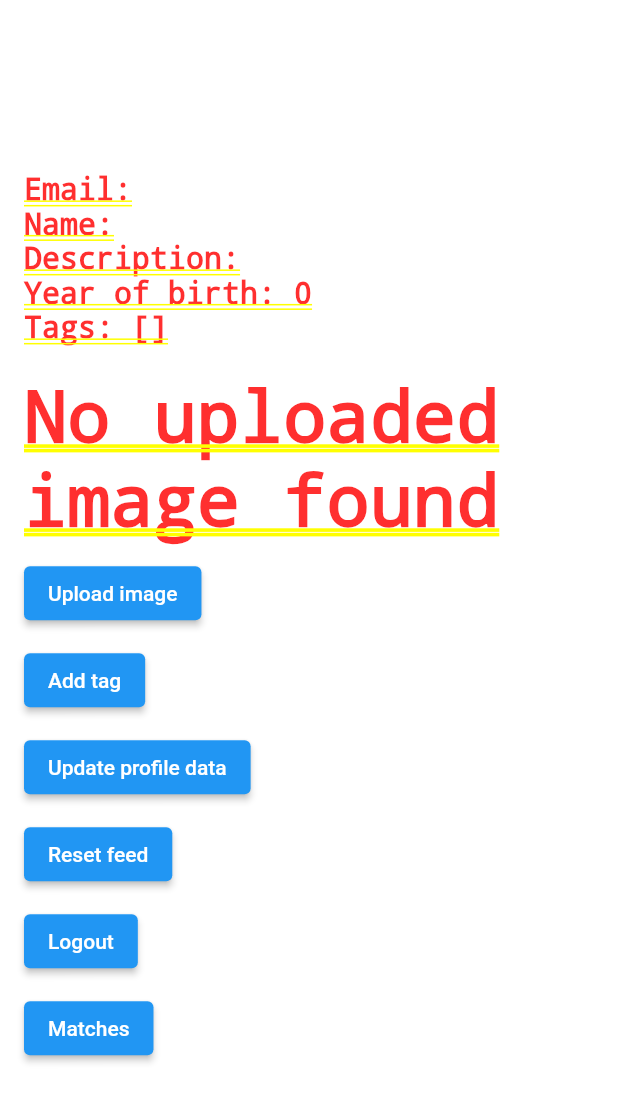
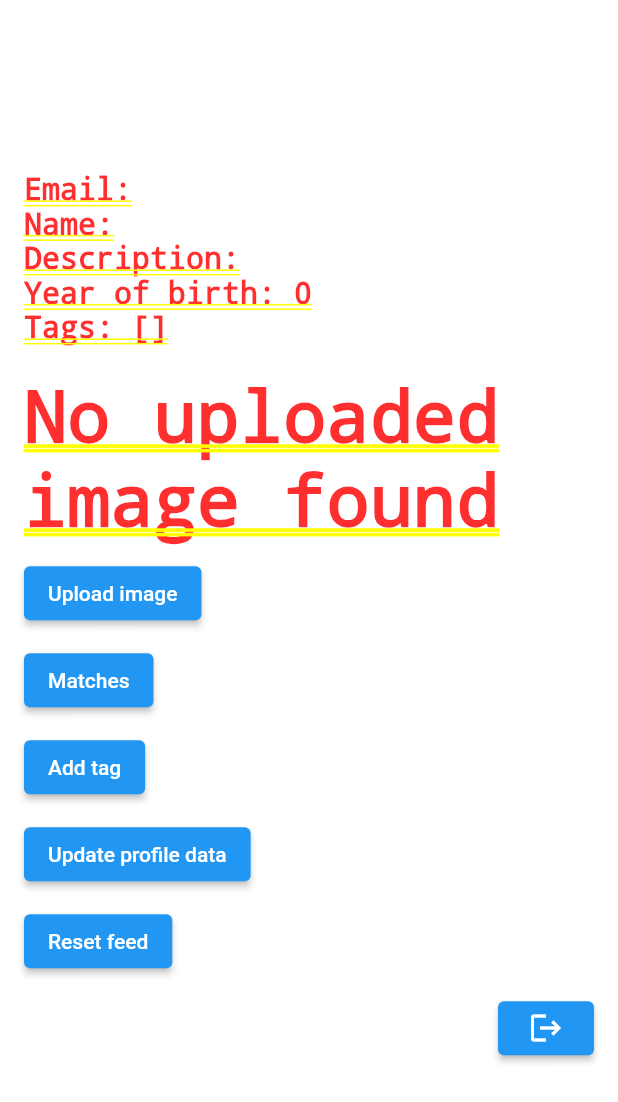
Before and after one commit to leopold-the-code/client, a Flutter app: the MyProfile screen opened by its route, on a phone screen of 412 x 824 dp. Shown: the top 1102 px of the screen. Run offline on Flutter 3.47's test engine with Material 2 defaults, Android fonts, the phone set to English and light mode, and no system bars; our stand-ins replace image_picker, swipe_cards; missing offline and left inert: textfield_tags; accounts and stored records are empty; network calls fail.

```diff
--- a/lib/routes/profile.dart
+++ b/lib/routes/profile.dart
@@ -66,6 +66,13 @@ class _MyProfileState extends State<MyProfile> {
           const SizedBox(height: 10),
           ElevatedButton(
             onPressed: () {
+              Navigator.of(context).pushNamed(Routes.matches.name);
+            },
+            child: const Text('Matches'),
+          ),
+          const SizedBox(height: 10),
+          ElevatedButton(
+            onPressed: () {
               Navigator.of(context).pushNamed(Routes.tags.name);
             },
             child: const Text('Add tag'),
@@ -85,20 +92,16 @@ class _MyProfileState extends State<MyProfile> {
             child: const Text('Reset feed'),
           ),
           const SizedBox(height: 10),
-          ElevatedButton(
-            onPressed: () {
-              AppScope.of(context)?.token = '';
-              Navigator.of(context).pushNamed(Routes.init.name);
-            },
-            child: const Text('Logout'),
+          Align(
+            alignment: Alignment.centerRight,
+            child: ElevatedButton(
+              onPressed: () {
+                AppScope.of(context)?.token = '';
+                Navigator.of(context).pushNamed(Routes.init.name);
+              },
+              child: const Icon(Icons.logout),
+            ),
           ),
-          const SizedBox(height: 10),
-          ElevatedButton(
-            onPressed: () {
-              Navigator.of(context).pushNamed(Routes.matches.name);
-            },
-            child: const Text('Matches'),
-          )
         ],
       ),
     );
```
